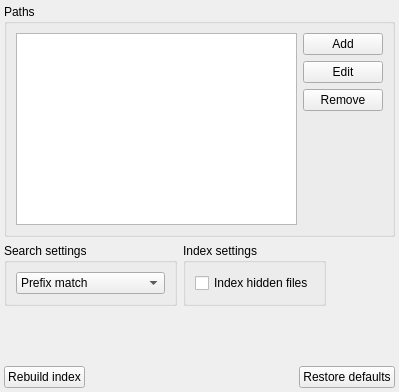
First picture: the form in src/services/fileindex/fileindexwidget.ui, repository albertlauncher/albert, before the edit.
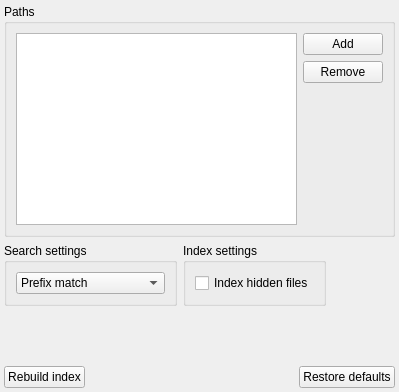
Second picture: the form after the edit.

```diff
--- a/src/services/fileindex/fileindexwidget.ui
+++ b/src/services/fileindex/fileindexwidget.ui
@@ -48,16 +48,6 @@
           </property>
          </widget>
         </item>
-        <item>
-         <widget class="QPushButton" name="pb_edit">
-          <property name="enabled">
-           <bool>true</bool>
-          </property>
-          <property name="text">
-           <string>Edit</string>
-          </property>
-         </widget>
-        </item>
         <item>
          <widget class="QPushButton" name="pb_remove">
           <property name="enabled">
```
